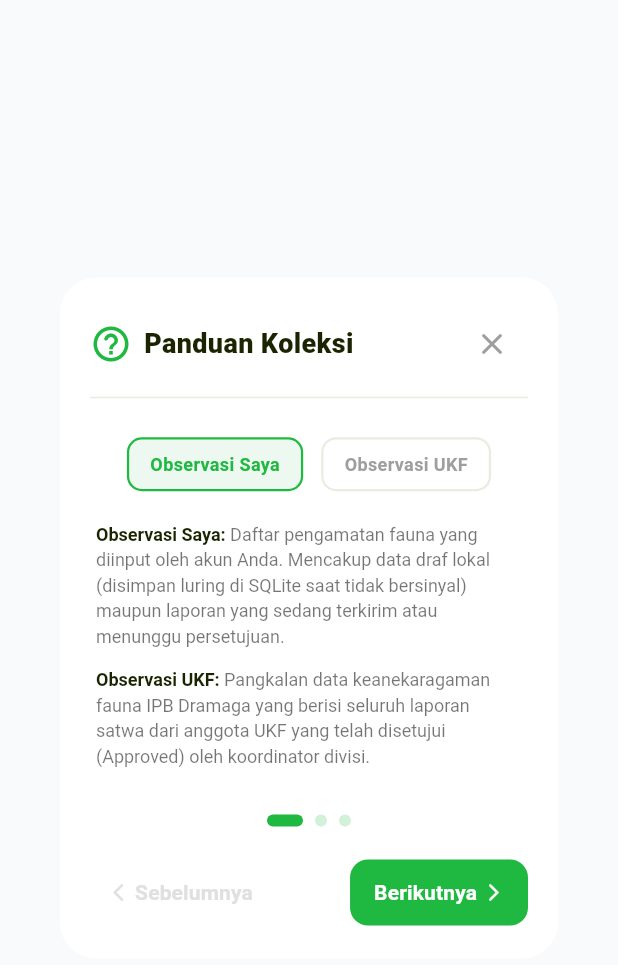
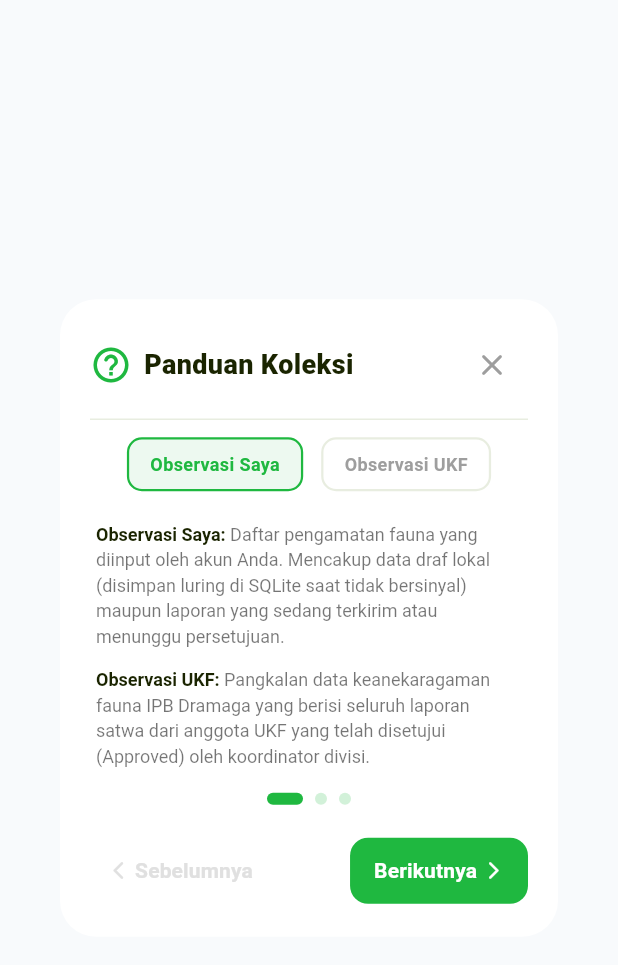
Before and after one commit to Hiro347/EHutan, a Flutter app: the _KoleksiGuideDialog widget shown alone on an empty page, opened directly, on a phone screen of 412 x 824 dp. Shown: the top 965 px of the screen. Run offline on Flutter 3.47's test engine with Material 3 defaults, Android fonts, the phone set to English and light mode, and no system bars; our stand-ins replace cached_network_image, connectivity_plus, flutter_cache_manager, flutter_compass, flutter_dotenv, flutter_riverpod and 6 more; missing offline and left inert: mapbox_maps_flutter; accounts and stored records are empty; Roboto replaces fonts that are missing (Chivo).

Commit message:
Add overflow bug fix

```diff
--- a/frontend/lib/screens/koleksi_screen/koleksi_screen.dart
+++ b/frontend/lib/screens/koleksi_screen/koleksi_screen.dart
@@ -65,7 +65,6 @@ class _KoleksiScreenState extends ConsumerState<KoleksiScreen>
           ? await SqliteService().getObservasiByUser(user.id)
           : await SqliteService().getAllObservasi();
       final localObs = localData.map((e) => Observation.fromSQLite(e)).toList();
-      final localIds = localObs.map((o) => o.id).toSet();
 
       // 2. Ambil data dari Supabase (observasi saya yang sudah sync)
       List<Observation> remoteObs = [];
@@ -504,7 +503,7 @@ class _KoleksiGuideDialogState extends State<_KoleksiGuideDialog> {
           decoration: BoxDecoration(
             color: _currentPage == index
                 ? AppColors.primary
-                : AppColors.primary.withOpacity(0.2),
+                : AppColors.primary.withValues(alpha: 0.2),
             borderRadius: BorderRadius.circular(4),
           ),
         );
@@ -552,8 +551,9 @@ class _KoleksiGuideDialogState extends State<_KoleksiGuideDialog> {
             const Divider(color: Color(0xFFE8EDE0), height: 24, thickness: 1),
 
             // Content
-            SizedBox(
-              height: 250,
+            AnimatedSize(
+              duration: const Duration(milliseconds: 250),
+              curve: Curves.easeInOut,
               child: AnimatedSwitcher(
                 duration: const Duration(milliseconds: 300),
                 child: _buildPageContent(_currentPage),
@@ -642,6 +642,7 @@ class _KoleksiGuideDialogState extends State<_KoleksiGuideDialog> {
   Widget _buildTabGuidePage() {
     return Column(
       key: const ValueKey(0),
+      mainAxisSize: MainAxisSize.min,
       mainAxisAlignment: MainAxisAlignment.center,
       children: [
         Row(
@@ -670,7 +671,7 @@ class _KoleksiGuideDialogState extends State<_KoleksiGuideDialog> {
     return Container(
       padding: const EdgeInsets.symmetric(horizontal: 14, vertical: 8),
       decoration: BoxDecoration(
-        color: active ? AppColors.primary.withOpacity(0.08) : Colors.white,
+        color: active ? AppColors.primary.withValues(alpha: 0.08) : Colors.white,
         borderRadius: BorderRadius.circular(10),
         border: Border.all(
           color: active ? AppColors.primary : const Color(0xFFE8EDE0),
@@ -692,6 +693,7 @@ class _KoleksiGuideDialogState extends State<_KoleksiGuideDialog> {
   Widget _buildFlipGuidePage() {
     return Column(
       key: const ValueKey(1),
+      mainAxisSize: MainAxisSize.min,
       mainAxisAlignment: MainAxisAlignment.center,
       children: [
         Row(
@@ -761,6 +763,7 @@ class _KoleksiGuideDialogState extends State<_KoleksiGuideDialog> {
   Widget _buildDetailGuidePage() {
     return Column(
       key: const ValueKey(2),
+      mainAxisSize: MainAxisSize.min,
       mainAxisAlignment: MainAxisAlignment.center,
       children: [
         Container(
@@ -772,7 +775,7 @@ class _KoleksiGuideDialogState extends State<_KoleksiGuideDialog> {
             border: Border.all(color: AppColors.primary, width: 2),
             boxShadow: [
               BoxShadow(
-                color: AppColors.primary.withOpacity(0.15),
+                color: AppColors.primary.withValues(alpha: 0.15),
                 blurRadius: 10,
                 spreadRadius: 2,
               )
```
